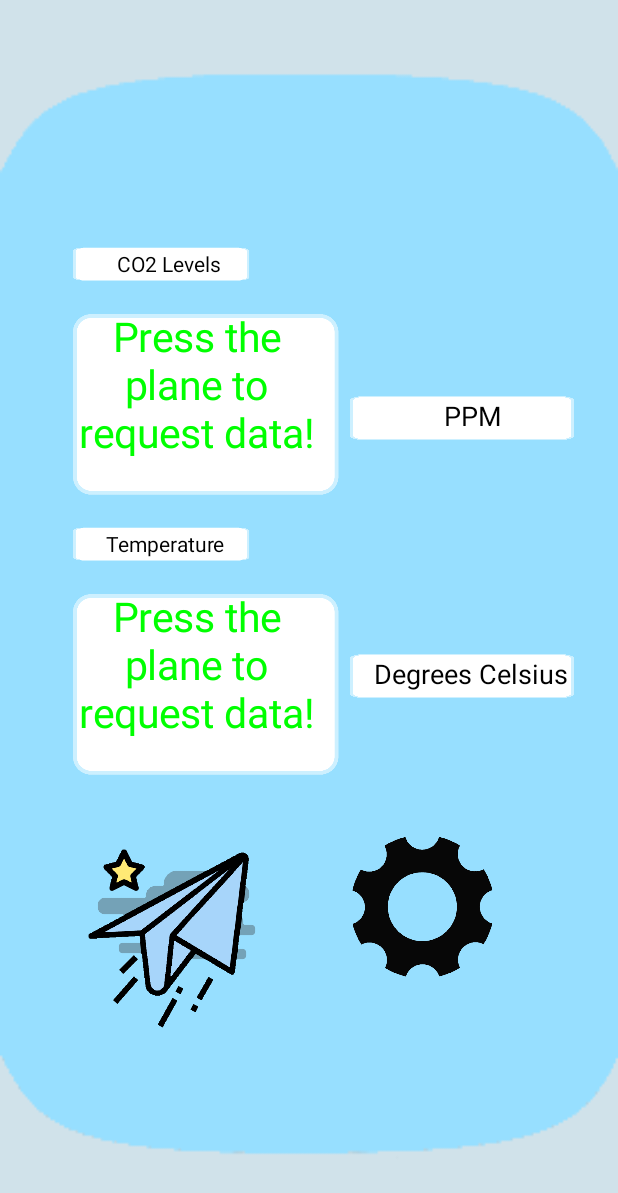
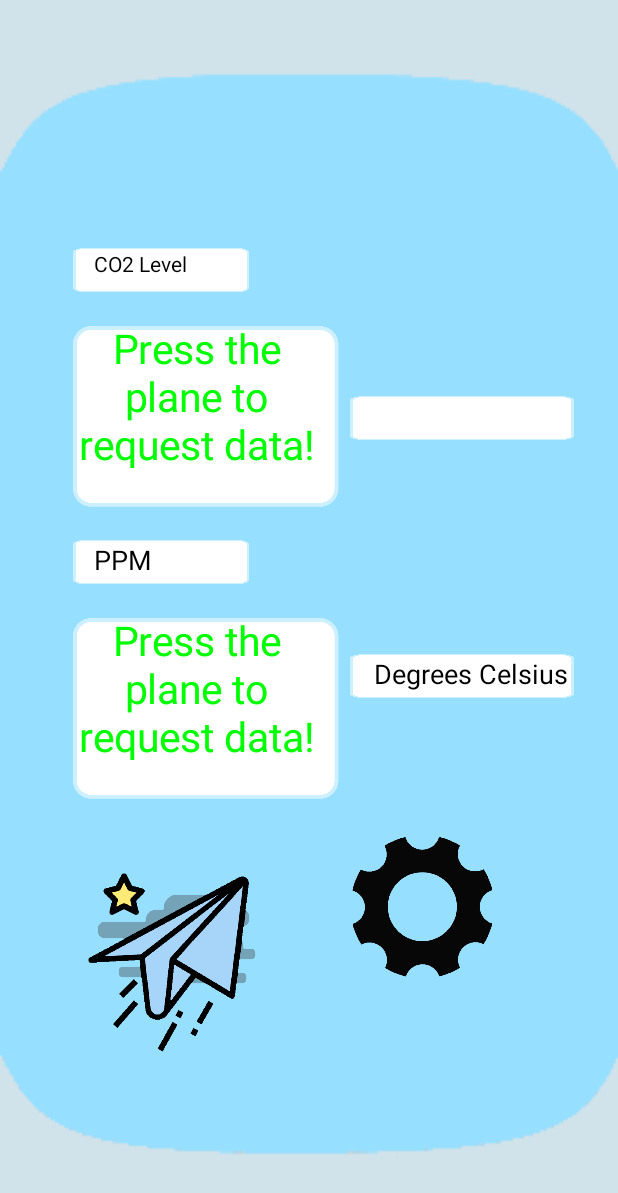
Before and after one commit to Ryker-Smith/CO2-MobileApp-red2, an Android app: the screen it shows after launch (MainActivity), on a phone screen of 412 x 824 dp. Shown: the top 1193 px of the screen. Run offline under Robolectric (Android 15) with nearby library versions, the phone set to English and light mode, and no system bars.

Commit message:
LHS padding changed from text spaces to label.
Beginning re-factor of VBlocks

```diff
--- a/app/src/main/java/net/fachtnaroe/co2_mobileapp_red2/MainActivity.java
+++ b/app/src/main/java/net/fachtnaroe/co2_mobileapp_red2/MainActivity.java
@@ -17,19 +17,16 @@ import com.google.appinventor.components.runtime.Clock;
 //
 import org.json.JSONException;
 import org.json.JSONObject;
-import org.w3c.dom.Text;
 
 public class MainActivity extends Form implements HandlesEventDispatching {
     private
     Button Menu, Fetch;
     HorizontalArrangement Main;
     HorizontalArrangement HBlock;
-    VerticalArrangement VBlock;
-    VerticalArrangement VBlock1;
-    VerticalArrangement VBlock2;
+    VerticalArrangement VBlock, VBlock1, VBlock2;
     Label Labl;
-    Label TextCo2;
-    Label TextTemp;
+    Label label_CO2_data;
+    Label label_Temperature_data;
     Web SpiderWebCo2, SpiderWebTemp;
     TextBox servernameBox1, servernameBox2;
     WebViewer SpiderSea;
@@ -75,11 +72,14 @@ public class MainActivity extends Form implements HandlesEventDispatching {
         HBlock.HeightPercent(20);
         //
         HBlock = new HorizontalArrangement(VBlock1);
-        HBlock.HeightPercent(3);
+        HBlock.HeightPercent(4);
         HBlock.WidthPercent(30);
         HBlock.Image("ForTexts.png");
+        Label padding1 = new Label(HBlock);
+        padding1.HeightPercent(3);
+        padding1.WidthPercent(2);
         Labl = new Label(HBlock);
-        Labl.Text("        CO2 Levels");
+        Labl.Text("CO2 Level");
         Labl.TextAlignment(ALIGNMENT_CENTER);
         //
         HBlock = new HorizontalArrangement(VBlock1);
@@ -89,24 +89,27 @@ public class MainActivity extends Form implements HandlesEventDispatching {
         VBlock.HeightPercent(16);
         VBlock.WidthPercent(45);
         VBlock.Image("ForTexts.png");
-        TextCo2 = new Label(VBlock);
-        TextCo2.WidthPercent(39);
-        TextCo2.HeightPercent(12);
-        TextCo2.Text("Press the plane to request data!");
-        TextCo2.TextAlignment(ALIGNMENT_CENTER);
-        TextCo2.FontSize(27);
-        TextCo2.TextColor(COLOR_GREEN);
-        TextCo2.HTMLFormat(true);
+        label_CO2_data = new Label(VBlock);
+        label_CO2_data.WidthPercent(39);
+        label_CO2_data.HeightPercent(12);
+        label_CO2_data.Text("Press the plane to request data!");
+        label_CO2_data.TextAlignment(ALIGNMENT_CENTER);
+        label_CO2_data.FontSize(27);
+        label_CO2_data.TextColor(COLOR_GREEN);
+        label_CO2_data.HTMLFormat(true);
         //
         HBlock = new HorizontalArrangement(VBlock1);
         HBlock.HeightPercent(2);
         //
         HBlock = new HorizontalArrangement(VBlock1);
-        HBlock.HeightPercent(3);
+        HBlock.HeightPercent(4);
         HBlock.WidthPercent(30);
         HBlock.Image("ForTexts.png");
+        Label padding2 = new Label(HBlock);
+        padding2.HeightPercent(3);
+        padding2.WidthPercent(2);
         Labl = new Label(HBlock);
-        Labl.Text("      Temperature");
+        Labl.Text("Temperature");
         Labl.TextAlignment(ALIGNMENT_CENTER);
         //
         HBlock = new HorizontalArrangement(VBlock1);
@@ -116,13 +119,13 @@ public class MainActivity extends Form implements HandlesEventDispatching {
         HBlock.HeightPercent(16);
         HBlock.WidthPercent(45);
         HBlock.Image("ForTexts.png");
-        TextTemp = new Label(HBlock);
-        TextTemp.WidthPercent(39);
-        TextTemp.HeightPercent(12);
-        TextTemp.Text("Press the plane to request data!");
-        TextTemp.TextAlignment(ALIGNMENT_CENTER);
-        TextTemp.FontSize(27);
-        TextTemp.TextColor(COLOR_GREEN);
+        label_Temperature_data = new Label(HBlock);
+        label_Temperature_data.WidthPercent(39);
+        label_Temperature_data.HeightPercent(12);
+        label_Temperature_data.Text("Press the plane to request data!");
+        label_Temperature_data.TextAlignment(ALIGNMENT_CENTER);
+        label_Temperature_data.FontSize(27);
+        label_Temperature_data.TextColor(COLOR_GREEN);
         //
         HBlock = new HorizontalArrangement(VBlock1);
         HBlock.HeightPercent(5);
@@ -150,9 +153,10 @@ public class MainActivity extends Form implements HandlesEventDispatching {
         HBlock.HeightPercent(4);
         HBlock.WidthPercent(38);
         HBlock.Image("ForTexts.png");
-        Labl = new Label(HBlock);
-        //Labl.HeightPercent(8);
-        Labl.Text("             PPM");
+        /*Label padding3 = new Label(HBlock);
+        padding3.HeightPercent(3);
+        padding3.WidthPercent(3); */
+        Labl.Text("PPM");
         Labl.TextAlignment(ALIGNMENT_CENTER);
         Labl.FontSize(18);
         //
@@ -206,20 +210,20 @@ public class MainActivity extends Form implements HandlesEventDispatching {
             dbg("Ive been pressed!");
             if (component.equals(Fetch)) {
                 Tim.TimerInterval(6000);
-                TextCo2.TextColor(COLOR_ORANGE);
-                TextCo2.FontBold(true);
-                TextTemp.TextColor(COLOR_ORANGE);
-                TextTemp.FontBold(true);
+                label_CO2_data.TextColor(COLOR_ORANGE);
+                label_CO2_data.FontBold(true);
+                label_Temperature_data.TextColor(COLOR_ORANGE);
+                label_Temperature_data.FontBold(true);
                 SpiderWebCo2.Url(servernameBox1.Text());
                 SpiderWebTemp.Url(servernameBox2.Text());
-                TextCo2.Text(SpiderWebCo2.Url());
-                TextCo2.Text("Connecting..");
-                TextCo2.TextColor(COLOR_GREEN);
-                TextCo2.FontBold(false);
-                TextTemp.Text(SpiderWebTemp.Url());
-                TextTemp.Text("Connecting..");
-                TextTemp.TextColor(COLOR_GREEN);
-                TextTemp.FontBold(false);
+                label_CO2_data.Text(SpiderWebCo2.Url());
+                label_CO2_data.Text("Connecting..");
+                label_CO2_data.TextColor(COLOR_GREEN);
+                label_CO2_data.FontBold(false);
+                label_Temperature_data.Text(SpiderWebTemp.Url());
+                label_Temperature_data.Text("Connecting..");
+                label_Temperature_data.TextColor(COLOR_GREEN);
+                label_Temperature_data.FontBold(false);
                 dbg("Sending request");
                 System.err.print("You pressed the button");
                 SpiderWebCo2.Get();
@@ -232,8 +236,8 @@ public class MainActivity extends Form implements HandlesEventDispatching {
             dbg("GotText");
             if (component.equals(SpiderWebCo2)) {
 //                dbg("My web component");
-                TextCo2.Text("Formatting\n");
-                TextCo2.FontSize(50);
+                label_CO2_data.Text("Formatting\n");
+                label_CO2_data.FontSize(50);
                 String status = params[1].toString();
                 String textOfResponse = (String) params[3];
 //                dbg("Calling function to process response");
@@ -243,8 +247,8 @@ public class MainActivity extends Form implements HandlesEventDispatching {
             }
             else if (component.equals(SpiderWebTemp)) {
 //                dbg("My web component");
-                TextTemp.Text("Formatting\n");
-                TextTemp.FontSize(50);
+                label_Temperature_data.Text("Formatting\n");
+                label_Temperature_data.FontSize(50);
                 String status = params[1].toString();
                 String textOfResponse = (String) params[3];
 //                dbg("Calling function to process response");
@@ -273,11 +277,11 @@ public class MainActivity extends Form implements HandlesEventDispatching {
             JSONObject parser = new JSONObject(textOfResponse);
             if (parser.getString("Status").equals("OK")) {
                 if (c.equals(SpiderWebCo2)) {
-                    TextCo2.Text(parser.getString("value"));
+                    label_CO2_data.Text(parser.getString("value"));
                     Tim.TimerEnabled(true);
                 }
                 else if (c.equals(SpiderWebTemp)) {
-                    TextTemp.Text(parser.getString("value"));
+                    label_Temperature_data.Text(parser.getString("value"));
                 }
             }
         }
```
